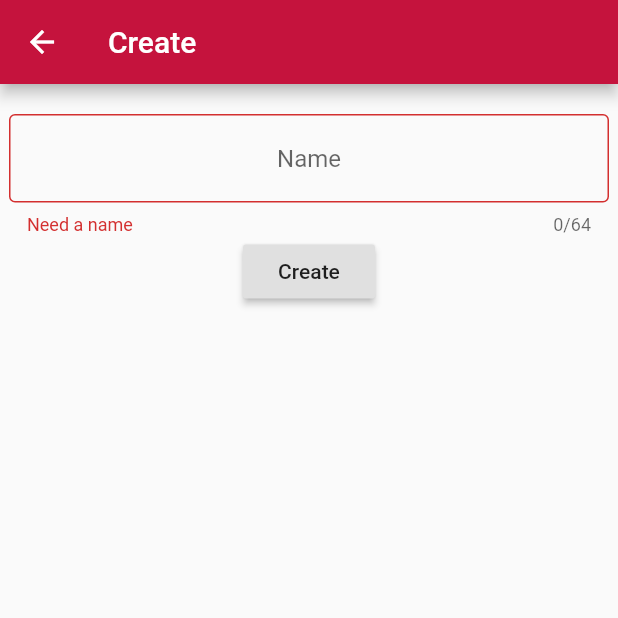
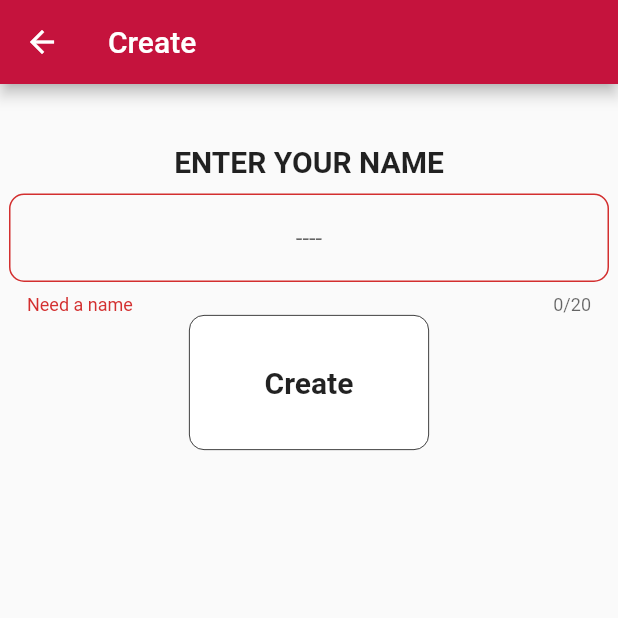
Before and after one commit to keviinngo/CardsAgainstProgrammers, a Flutter app: the CreateScreen screen opened by its route, after a tap on "Create", on a phone screen of 412 x 824 dp, the top half of it. Run offline on Flutter 3.47's test engine with Material 2 defaults, Android fonts, the phone set to English and light mode, and no system bars; our stand-ins replace simple_animations.

Commit message:
designet på create siden

```diff
--- a/lib/screens/create.dart
+++ b/lib/screens/create.dart
@@ -10,18 +10,52 @@ class CreateScreen extends StatelessWidget {
   Widget buildNameField() {
     return TextFormField(
       controller: nameController,
-      maxLength: 64,
+      maxLength: 20,
       maxLengthEnforced: true,
       textAlign: TextAlign.center,
       decoration: InputDecoration(
-        hintText: 'Name',
-        border: OutlineInputBorder(),
+        hintText: '----',
+        border: OutlineInputBorder(borderRadius: BorderRadius.all(Radius.circular(10))),
       ),
       inputFormatters: [],
       enableSuggestions: true,
       validator: (str) {
         return str.isEmpty ? "Need a name" : null;
       },
+    );
+  }
+
+  Widget createButton(context) {
+    return InkWell(
+      borderRadius: BorderRadius.all(Radius.circular(10)),
+      onTap: (() {
+        if (formKey.currentState.validate()) {
+          Future<Connection> conn = Connection.createGame('${nameController.text}');
+          Navigator.of(context).pushReplacementNamed(
+            '/lobby',
+            arguments: {
+              'connection': conn,
+              'username': nameController.text
+            }
+          );
+        }
+      }),
+      child: Ink(
+        width: 160,
+        height: 90,
+        decoration: BoxDecoration(
+          color: Colors.white,
+          border: Border.all(color: Colors.black, style:  BorderStyle.solid, width: 0.5),
+          borderRadius: BorderRadius.all(Radius.circular(10))
+        ),
+        child: Center(
+          child: Text(
+            'Create',
+            textAlign: TextAlign.center,
+            style: TextStyle(fontSize: 20, fontWeight: FontWeight.bold),
+          ),
+        ),
+      ),
     );
   }
 
@@ -40,23 +74,11 @@ class CreateScreen extends StatelessWidget {
             key: formKey,
             child: Column(
               children: [
-                Padding(padding: EdgeInsets.only(top: 20),),
+                Padding(padding: EdgeInsets.only(top: 40),),
+                Text('ENTER YOUR NAME', style: TextStyle(fontSize: 20, fontWeight: FontWeight.bold),),
+                Padding(padding: EdgeInsets.only(top: 10),),
                 buildNameField(),
-                RaisedButton(
-                  child: Text('Create'),
-                  onPressed: () {
-                    if (formKey.currentState.validate()) {
-                      Future<Connection> conn = Connection.createGame('${nameController.text}');
-                      Navigator.of(context).pushReplacementNamed(
-                        '/lobby',
-                        arguments: {
-                          'connection': conn,
-                          'username': nameController.text
-                        }
-                      );
-                    }
-                  },
-                ),
+                createButton(context)
               ]
             ),
           )
```
